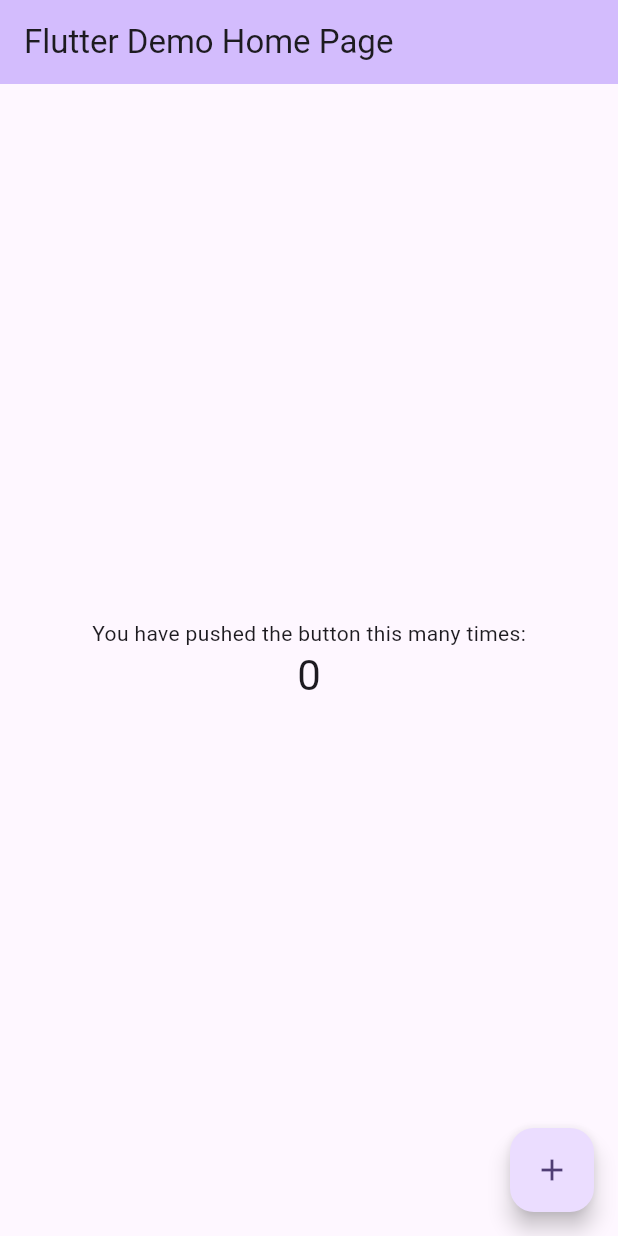
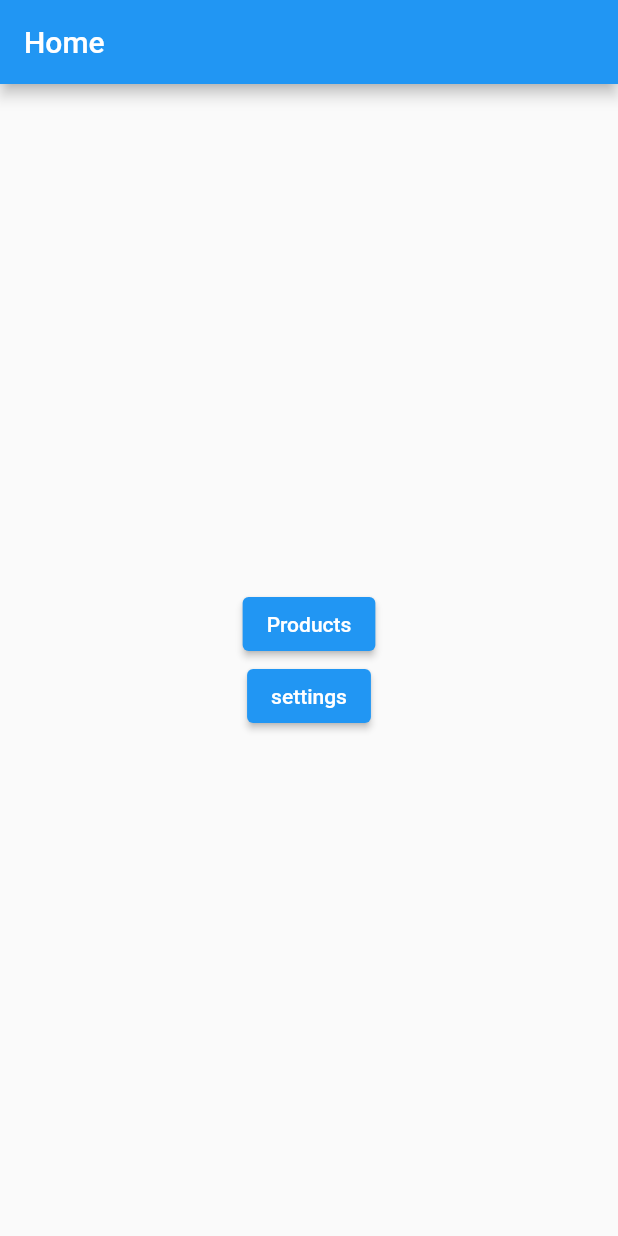
Before and after one commit to 007AxelBerkati/qrcode, a Flutter app: the screen it shows after launch, on a phone screen of 412 x 824 dp. Run offline on Flutter 3.47's test engine with Material 2 defaults, Android fonts, the phone set to English and light mode, and no system bars; our stand-ins replace firebase_core, go_router; accounts and stored records are empty.

Commit message:
go_router setup

```diff
--- a/lib/main.dart
+++ b/lib/main.dart
@@ -1,5 +1,6 @@
 import 'package:flutter/material.dart';
 import 'package:firebase_core/firebase_core.dart';
+import 'package:qrcode/routes/router.dart';
 import 'firebase_options.dart';
 
 void main() async {
@@ -13,119 +14,10 @@ void main() async {
 class MyApp extends StatelessWidget {
   const MyApp({super.key});
 
-  // This widget is the root of your application.
   @override
   Widget build(BuildContext context) {
-    return MaterialApp(
-      title: 'Flutter Demo',
-      theme: ThemeData(
-        // This is the theme of your application.
-        //
-        // TRY THIS: Try running your application with "flutter run". You'll see
-        // the application has a blue toolbar. Then, without quitting the app,
-        // try changing the seedColor in the colorScheme below to Colors.green
-        // and then invoke "hot reload" (save your changes or press the "hot
-        // reload" button in a Flutter-supported IDE, or press "r" if you used
-        // the command line to start the app).
-        //
-        // Notice that the counter didn't reset back to zero; the application
-        // state is not lost during the reload. To reset the state, use hot
-        // restart instead.
-        //
-        // This works for code too, not just values: Most code changes can be
-        // tested with just a hot reload.
-        colorScheme: ColorScheme.fromSeed(seedColor: Colors.deepPurple),
-        useMaterial3: true,
-      ),
-      home: const MyHomePage(title: 'Flutter Demo Home Page'),
+    return MaterialApp.router(
+      routerConfig: router,
     );
   }
 }
-
-class MyHomePage extends StatefulWidget {
-  const MyHomePage({super.key, required this.title});
-
-  // This widget is the home page of your application. It is stateful, meaning
-  // that it has a State object (defined below) that contains fields that affect
-  // how it looks.
-
-  // This class is the configuration for the state. It holds the values (in this
-  // case the title) provided by the parent (in this case the App widget) and
-  // used by the build method of the State. Fields in a Widget subclass are
-  // always marked "final".
-
-  final String title;
-
-  @override
-  State<MyHomePage> createState() => _MyHomePageState();
-}
-
-class _MyHomePageState extends State<MyHomePage> {
-  int _counter = 0;
-
-  void _incrementCounter() {
-    setState(() {
-      // This call to setState tells the Flutter framework that something has
-      // changed in this State, which causes it to rerun the build method below
-      // so that the display can reflect the updated values. If we changed
-      // _counter without calling setState(), then the build method would not be
-      // called again, and so nothing would appear to happen.
-      _counter++;
-    });
-  }
-
-  @override
-  Widget build(BuildContext context) {
-    // This method is rerun every time setState is called, for instance as done
-    // by the _incrementCounter method above.
-    //
-    // The Flutter framework has been optimized to make rerunning build methods
-    // fast, so that you can just rebuild anything that needs updating rather
-    // than having to individually change instances of widgets.
-    return Scaffold(
-      appBar: AppBar(
-        // TRY THIS: Try changing the color here to a specific color (to
-        // Colors.amber, perhaps?) and trigger a hot reload to see the AppBar
-        // change color while the other colors stay the same.
-        backgroundColor: Theme.of(context).colorScheme.inversePrimary,
-        // Here we take the value from the MyHomePage object that was created by
-        // the App.build method, and use it to set our appbar title.
-        title: Text(widget.title),
-      ),
-      body: Center(
-        // Center is a layout widget. It takes a single child and positions it
-        // in the middle of the parent.
-        child: Column(
-          // Column is also a layout widget. It takes a list of children and
-          // arranges them vertically. By default, it sizes itself to fit its
-          // children horizontally, and tries to be as tall as its parent.
-          //
-          // Column has various properties to control how it sizes itself and
-          // how it positions its children. Here we use mainAxisAlignment to
-          // center the children vertically; the main axis here is the vertical
-          // axis because Columns are vertical (the cross axis would be
-          // horizontal).
-          //
-          // TRY THIS: Invoke "debug painting" (choose the "Toggle Debug Paint"
-          // action in the IDE, or press "p" in the console), to see the
-          // wireframe for each widget.
-          mainAxisAlignment: MainAxisAlignment.center,
-          children: <Widget>[
-            const Text(
-              'You have pushed the button this many times:',
-            ),
-            Text(
-              '$_counter',
-              style: Theme.of(context).textTheme.headlineMedium,
-            ),
-          ],
-        ),
-      ),
-      floatingActionButton: FloatingActionButton(
-        onPressed: _incrementCounter,
-        tooltip: 'Increment',
-        child: const Icon(Icons.add),
-      ), // This trailing comma makes auto-formatting nicer for build methods.
-    );
-  }
-}
--- /dev/null
+++ b/lib/pages/detail_product.dart
@@ -0,0 +1,20 @@
+import 'package:flutter/material.dart';
+
+class DetailProductPage extends StatelessWidget {
+  const DetailProductPage(this.id, this.data, {super.key});
+
+  final String id;
+
+  final Map<String, dynamic> data;
+
+  @override
+  Widget build(BuildContext context) {
+    return MaterialApp(
+        home: Scaffold(
+      appBar: AppBar(title: const Text('Detail Product')),
+      body: Center(
+        child: Text(data.toString()),
+      ),
+    ));
+  }
+}
--- /dev/null
+++ b/lib/pages/error.dart
@@ -0,0 +1,17 @@
+import 'package:flutter/material.dart';
+
+class ErrorPage extends StatelessWidget {
+  const ErrorPage({super.key});
+
+  @override
+  Widget build(BuildContext context) {
+    return MaterialApp(
+      home: Scaffold(
+        appBar: AppBar(title: const Text('Error PAGE')),
+        body: const Center(
+          child: Text('Error PAGE'),
+        ),
+      ),
+    );
+  }
+}
--- /dev/null
+++ b/lib/pages/home.dart
@@ -0,0 +1,32 @@
+import 'package:flutter/material.dart';
+import 'package:go_router/go_router.dart';
+import 'package:qrcode/routes/router.dart';
+
+class HomePage extends StatelessWidget {
+  const HomePage({super.key});
+
+  @override
+  Widget build(BuildContext context) {
+    return MaterialApp(
+      home: Scaffold(
+          appBar: AppBar(title: const Text('Home')),
+          body: Center(
+            child: Column(
+              mainAxisAlignment: MainAxisAlignment.center,
+              children: [
+                ElevatedButton(
+                    onPressed: () {
+                      context.goNamed(Routes.products);
+                    },
+                    child: const Text("Products")),
+                ElevatedButton(
+                    onPressed: () {
+                      context.goNamed(Routes.settings);
+                    },
+                    child: const Text("settings"))
+              ],
+            ),
+          )),
+    );
+  }
+}
--- /dev/null
+++ b/lib/pages/settings.dart
@@ -0,0 +1,27 @@
+import 'package:flutter/material.dart';
+import 'package:go_router/go_router.dart';
+import 'package:qrcode/routes/router.dart';
+
+class SettingsPage extends StatelessWidget {
+  const SettingsPage({super.key});
+
+  @override
+  Widget build(BuildContext context) {
+    return MaterialApp(
+      home: Scaffold(
+        appBar: AppBar(title: const Text('Settings')),
+        body: Center(
+            child: Column(
+          mainAxisAlignment: MainAxisAlignment.center,
+          children: [
+            ElevatedButton(
+                onPressed: () {
+                  context.goNamed(Routes.home);
+                },
+                child: const Text('GO TO Home'))
+          ],
+        )),
+      ),
+    );
+  }
+}
--- /dev/null
+++ b/lib/routes/route_name.dart
@@ -0,0 +1,9 @@
+part of 'router.dart';
+
+abstract class Routes {
+  static const home = 'home';
+  static const settings = 'settings';
+  static const products = 'products';
+  static const detailProduct = 'detail_product';
+  static const error = 'error';
+}
--- /dev/null
+++ b/lib/routes/router.dart
@@ -0,0 +1,42 @@
+import 'package:go_router/go_router.dart';
+import 'package:qrcode/pages/detail_product.dart';
+import 'package:qrcode/pages/error.dart';
+import 'package:qrcode/pages/home.dart';
+import 'package:qrcode/pages/products.dart';
+import 'package:qrcode/pages/settings.dart';
+
+part 'route_name.dart';
+
+final router = GoRouter(
+  errorBuilder: (context, state) => const ErrorPage(),
+  routes: [
+    // Kalau 1 level => push replacement
+    // kalau 2 level => push
+    // Prioritas dalam perbuatan goRoute (urutan dari atas ke bawah)
+    GoRoute(
+        path: '/',
+        name: Routes.home,
+        builder: (context, state) => const HomePage(),
+        routes: [
+          GoRoute(
+              path: 'products',
+              name: Routes.products,
+              builder: (context, state) => const ProductsPage(),
+              routes: [
+                GoRoute(
+                  path: ':id',
+                  name: Routes.detailProduct,
+                  builder: (context, state) => DetailProductPage(
+                    state.pathParameters['id'].toString(),
+                    state.uri.queryParameters,
+                  ),
+                )
+              ])
+        ]),
+    GoRoute(
+      path: '/settings',
+      name: Routes.settings,
+      builder: (context, state) => const SettingsPage(),
+    )
+  ],
+);
```
Also changed, not shown: lib/pages/products.dart (added, +37 -0 lines), pubspec.yaml (+6 -14 lines), pubspec.lock.
